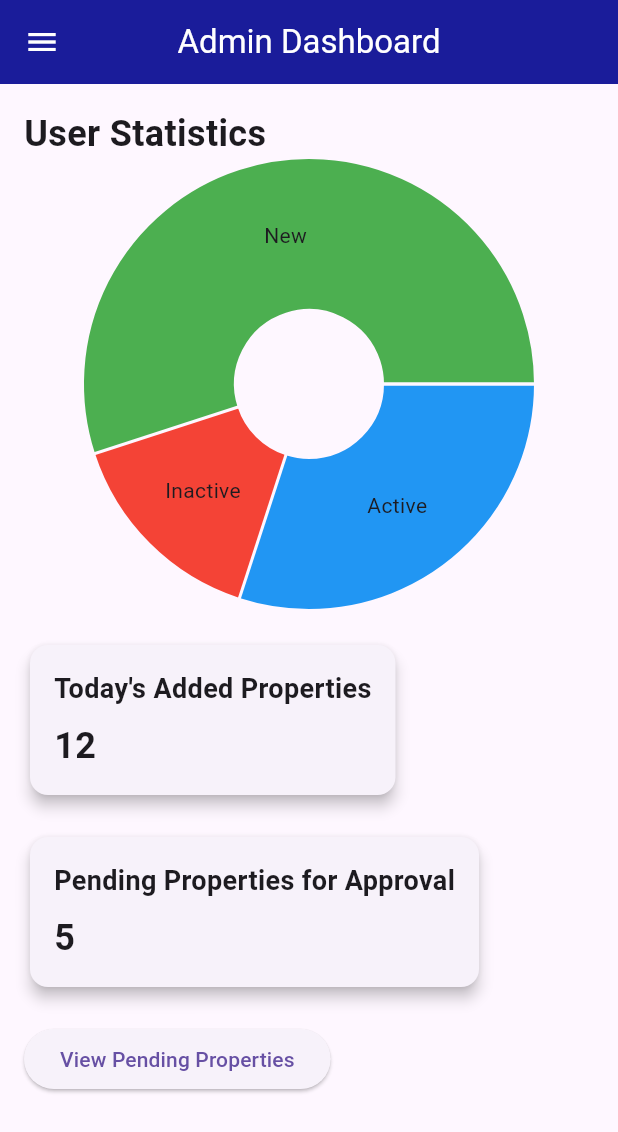
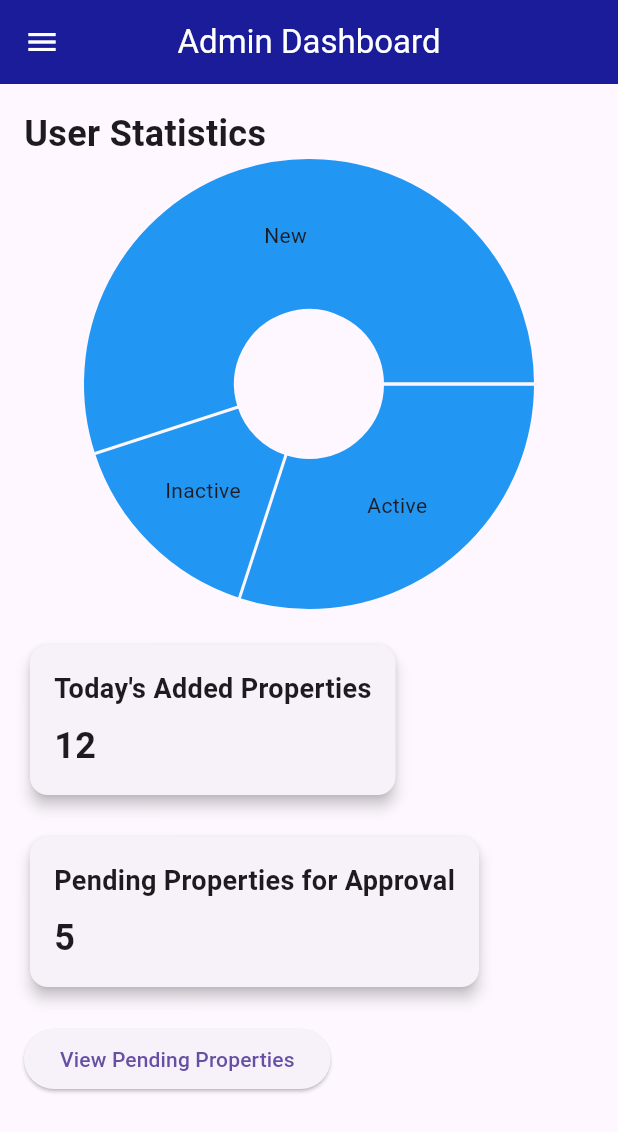
Before and after one commit to PonlokSimeng2/kfa_mobile_nu, a Flutter app: the AdminHomePage screen opened directly, on a phone screen of 412 x 824 dp. Shown: the top 1132 px of the screen. Run offline on Flutter 3.47's test engine with Material 3 defaults, Android fonts, the phone set to English and light mode, and no system bars; drawn by our look-alikes of fl_chart; our stand-ins replace animated_text_kit, awesome_dialog, barcode_widget, bot_toast, cached_network_image, carousel_slider and 24 more; missing offline and left inert: kimapp; accounts and stored records are empty; generated files the repository leaves out were written again; statements that could not run were skipped; project files that could hold a hidden picture were left out.

Commit message:
Changed the colors in the admin home page pie chart to blue.

```diff
--- a/lib/src/pages/admin_home_page.dart
+++ b/lib/src/pages/admin_home_page.dart
@@ -61,13 +61,13 @@ class AdminHomePage extends StatelessWidget {
                       radius: 100,
                     ),
                     PieChartSectionData(
-                      color: Colors.red,
+                      color: Colors.blue,
                       value: 15,
                       title: 'Inactive',
                       radius: 100,
                     ),
                     PieChartSectionData(
-                      color: Colors.green,
+                      color: Colors.blue,
                       value: 55,
                       title: 'New',
                       radius: 100,
```
